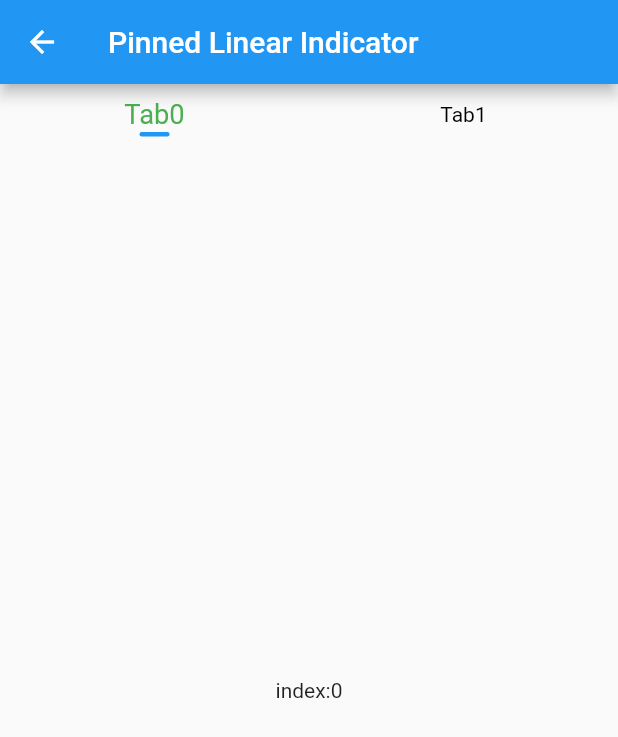
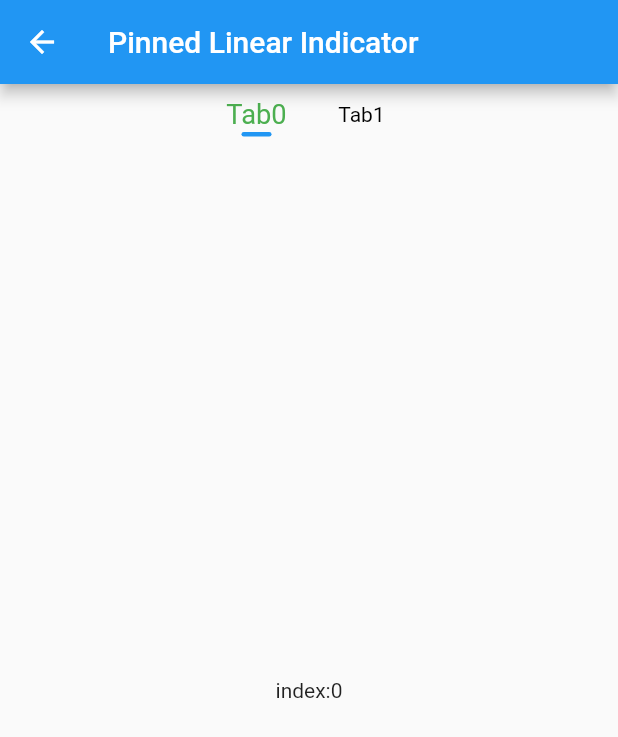
Before and after one commit to lazyee/flutter_custom_tab_bar, a Flutter app: the PinnedLinearTabBarPage screen opened directly, on a phone screen of 412 x 824 dp. Shown: the top 737 px of the screen. Run offline on Flutter 3.47's test engine with Material 2 defaults, Android fonts, the phone set to English and light mode, and no system bars.

Commit message:
1. 修复发现的问题 2. 增加LinearIndicator的width参数 3. 移除无用的参数Alignment

```diff
--- a/example/lib/pinned_linear_tab_bar_page.dart
+++ b/example/lib/pinned_linear_tab_bar_page.dart
@@ -46,7 +46,7 @@ class _PinnedLinearTabBarPageState extends State<PinnedLinearTabBarPage> {
             CustomTabBar(
                 builder: getTabbarChild,
                 pinned: true,
-                // width: 140,
+                width: 140,
                 height: 50,
                 pageController: pageController,
                 indicator: LinearIndicator(
--- a/lib/custom_tab_bar.dart
+++ b/lib/custom_tab_bar.dart
@@ -35,7 +35,6 @@ class CustomTabBar extends StatelessWidget {
   final ValueChanged<int>? onTapItem;
   final double height;
   final double? width;
-  final Alignment alignment;
   final bool pinned;
   final bool controlJump;
   final CustomTabBarController? tabBarController;
@@ -48,7 +47,6 @@ class CustomTabBar extends StatelessWidget {
       this.indicator,
       this.tabBarController,
       this.width,
-      this.alignment = Alignment.center,
       this.pinned = false,
       this.controlJump = true,
       Key? key})
@@ -64,7 +62,6 @@ class CustomTabBar extends StatelessWidget {
             tabBarController: tabBarController,
             width: width,
             height: height,
-            alignment: alignment,
             pinned: pinned,
             builder: builder,
             itemCount: itemCount,
--- a/pubspec.yaml
+++ b/pubspec.yaml
@@ -1,6 +1,6 @@
 name: flutter_custom_tab_bar
 description: custom tab bar.
-version: 1.1.4
+version: 1.1.5
 homepage: https://github.com/lazyee/flutter_custom_tab_bar
 
 environment:
```
Also changed, not shown: example/pubspec.lock, 1 other file.
